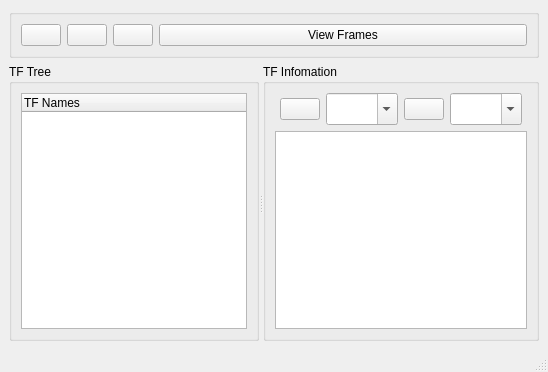
Qt form src/mainwindow.ui (HowardWhile/arc_tf_viewer) before a commit.
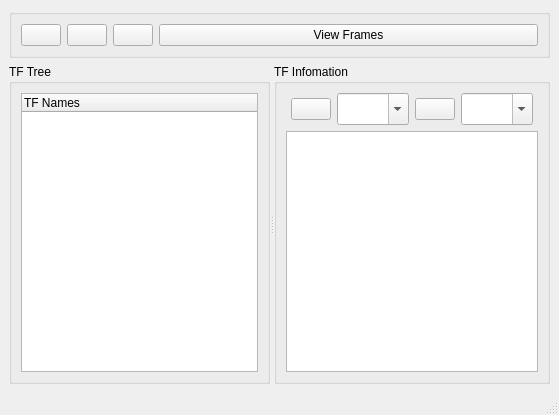
The same form after that commit. Icons and pictures are not drawn.

```diff
--- a/src/mainwindow.ui
+++ b/src/mainwindow.ui
@@ -6,8 +6,8 @@
    <rect>
     <x>0</x>
     <y>0</y>
-    <width>548</width>
-    <height>372</height>
+    <width>559</width>
+    <height>415</height>
    </rect>
   </property>
   <property name="windowTitle">
@@ -133,6 +133,9 @@
           <property name="horizontalScrollMode">
            <enum>QAbstractItemView::ScrollPerItem</enum>
           </property>
+          <property name="indentation">
+           <number>8</number>
+          </property>
           <property name="animated">
            <bool>true</bool>
           </property>
```
Left out of the diff: 24 changed lines with no effect on the pictures.
